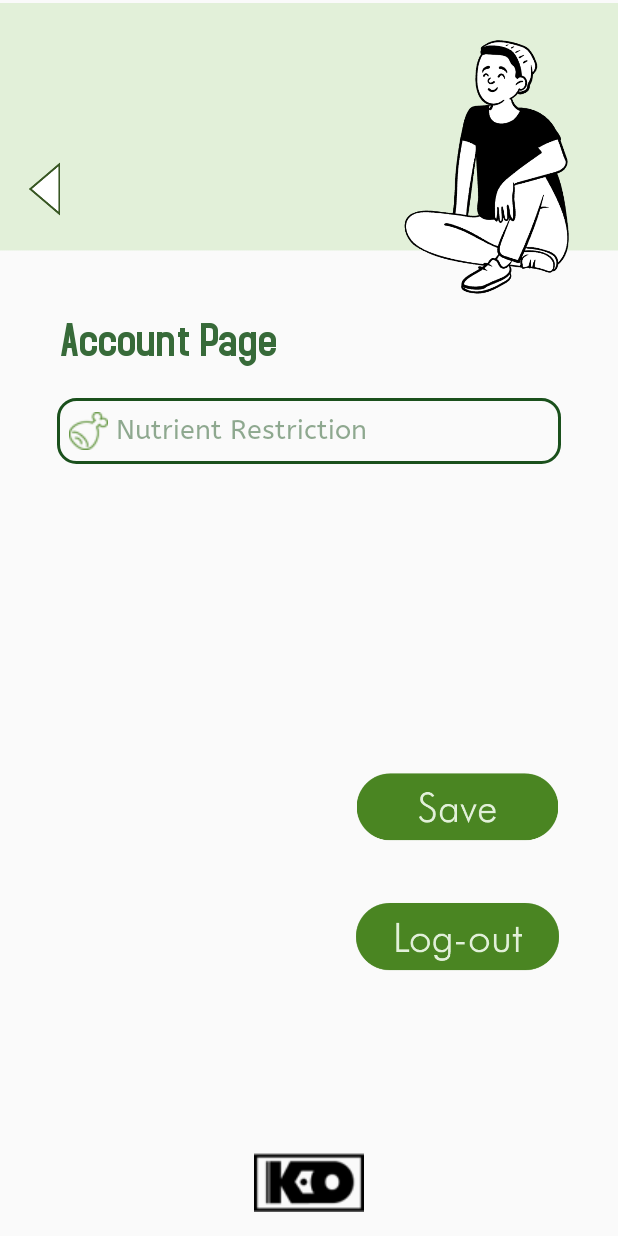
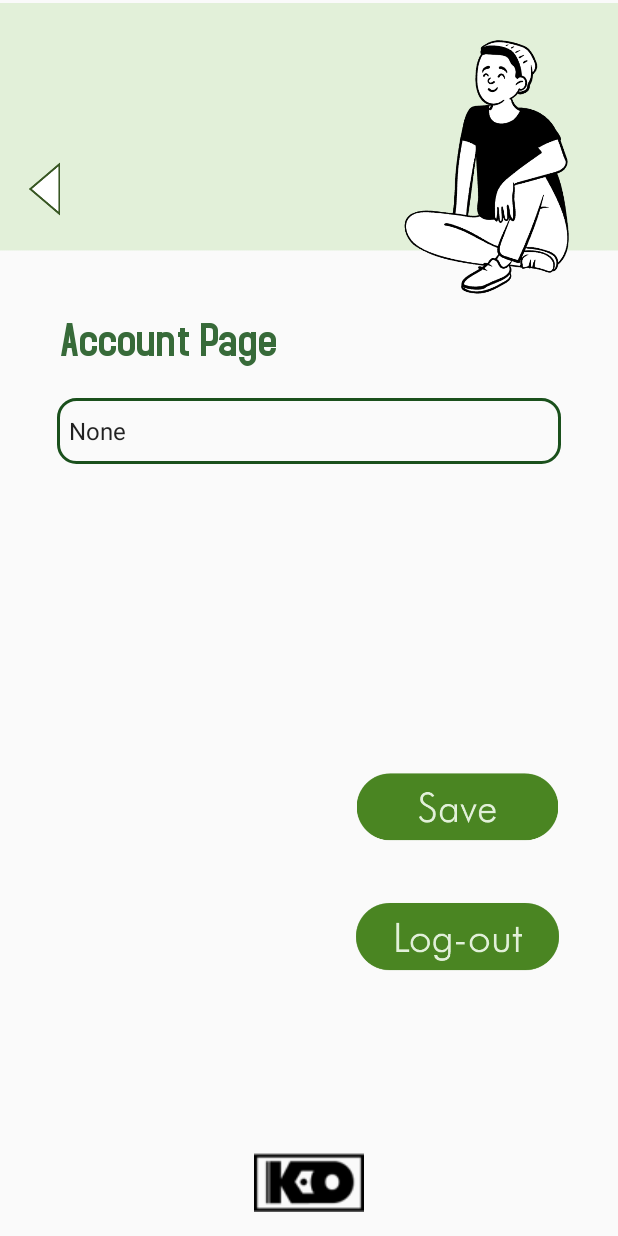
Before and after one commit to Charles2005/FoodVision, an Android app: the AccountPage screen opened directly, with no data from a screen before it, after a tap on an icon or button, on a phone screen of 412 x 824 dp. Run offline under Robolectric (Android 15) with nearby library versions, the phone set to English and light mode, and no system bars; our stand-ins replace Firebase (no records; nobody signed in at launch, a user with empty details on screens opened directly).

Commit message:
finish updating the diet restriction

```diff
--- a/app/src/main/java/com/example/food_vision/activities/AccountPage.kt
+++ b/app/src/main/java/com/example/food_vision/activities/AccountPage.kt
@@ -4,10 +4,8 @@ import android.annotation.SuppressLint
 import android.content.Intent
 import androidx.appcompat.app.AppCompatActivity
 import android.os.Bundle
-import android.widget.EditText
-import android.widget.ImageButton
-import android.widget.ImageView
-import android.widget.Toast
+import android.view.View
+import android.widget.*
 import com.example.food_vision.R
 import com.example.food_vision.database.DatabaseHandler
 import com.example.food_vision.database.UserModelClass
@@ -15,27 +13,48 @@ import com.google.firebase.auth.FirebaseAuth
 import com.google.firebase.auth.ktx.auth
 import com.google.firebase.ktx.Firebase
 
-class AccountPage : AppCompatActivity() {
+class AccountPage : AppCompatActivity(), AdapterView.OnItemSelectedListener {
 
     private lateinit var auth:FirebaseAuth
+    // String for Spinner
+    var restriction2: String = ""
 
     @SuppressLint("WrongViewCast")
     override fun onCreate(savedInstanceState: Bundle?) {
         super.onCreate(savedInstanceState)
         setContentView(R.layout.accountpage)
 
+        // Firebase
         auth = Firebase.auth
+        val currentUser = auth.currentUser
+        // Database
         var db = DatabaseHandler(this)
-        val currentUser = auth.currentUser
-
-        val restriction = db.getUser(currentUser?.email.toString())
+        // Components
+        val restriction = db.getUserRestriction(currentUser?.email.toString())
         val user = UserModelClass()
-        val nutrientRestriction = findViewById<EditText>(R.id.nutrientRestriction)
+        val nutrientRestriction = findViewById<Spinner>(R.id.nutrientRestriction)
         val accountBack = findViewById<ImageView>(R.id.accountBack)
         val logoutBtn = findViewById<ImageButton>(R.id.logoutButton)
         val saveBtn = findViewById<ImageButton>(R.id.saveButton)
 
-        nutrientRestriction.setText(restriction)
+        Toast.makeText(this, restriction, Toast.LENGTH_SHORT).show()
+        // Adapter for spinner
+        ArrayAdapter.createFromResource(
+            this,
+            R.array.nutrients,
+            android.R.layout.simple_spinner_item
+        ).also {adapter ->
+            adapter.setDropDownViewResource(android.R.layout.simple_spinner_dropdown_item)
+            nutrientRestriction.adapter = adapter
+            nutrientRestriction.onItemSelectedListener = this
+        }
+        val spinnerCount = nutrientRestriction.adapter.count - 1
+        for (i in 0..spinnerCount){
+            if(nutrientRestriction.getItemAtPosition(i).toString().equals(restriction)){
+                nutrientRestriction.setSelection(i)
+            }
+        }
+
 
         accountBack.setOnClickListener{
             val intent = Intent(this, Dashboard::class.java)
@@ -52,14 +71,19 @@ class AccountPage : AppCompatActivity() {
         }
 
         saveBtn.setOnClickListener {
-            nutrientRestriction.setText(nutrientRestriction.text.toString())
-            user.restriction = nutrientRestriction.text.toString()
-            user.id  = 1
-            db.updateUser(user)
-            Toast.makeText(this, "Restriction has been saved", Toast.LENGTH_SHORT).show()
-
+            user.restriction = restriction2
+            db.updateRestriction(user.restriction, restriction)
+            Toast.makeText(this, "Successfully saved diet restriction.", Toast.LENGTH_SHORT).show()
         }
 
 
     }
+
+    override fun onItemSelected(parent: AdapterView<*>?, view: View?, position: Int, id: Long) {
+        restriction2 = parent?.getItemAtPosition(position).toString()
+    }
+
+    override fun onNothingSelected(parent: AdapterView<*>?) {
+        TODO("Not yet implemented")
+    }
 }
--- a/app/src/main/java/com/example/food_vision/database/DatabaseHandler.kt
+++ b/app/src/main/java/com/example/food_vision/database/DatabaseHandler.kt
@@ -236,7 +236,7 @@ class DatabaseHandler(context:Context):
     }
     // Method for getting specific data
     @SuppressLint("Range")
-    fun getUser(email:String) : String{
+    fun getUserRestriction(email:String) : String{
         val users = UserModelClass()
         val db = writableDatabase
         val selectQuery  = "SELECT * FROM $USER_TABLE WHERE $KEY_EMAIL = " +'"' +"$email" +'"'
@@ -287,6 +287,19 @@ class DatabaseHandler(context:Context):
 
 
     // Method for updating user and food
+    fun updateRestriction(newRestriction: String, currentRestriction: String): Boolean {
+        val db = this.writableDatabase
+        val contentValues = ContentValues()
+        contentValues.put(KEY_RESTRICTION, newRestriction)
+
+        // Updating records
+        val updateUserData = db.update(USER_TABLE, contentValues, KEY_RESTRICTION + "=?",
+            arrayOf(currentRestriction))
+
+        //Closing database connection
+        db.close()
+        return Integer.parseInt("$updateUserData") != -1
+    }
     fun updateUser(user:UserModelClass): Boolean {
         val db = this.writableDatabase
         val contentValues = ContentValues()
@@ -296,6 +309,7 @@ class DatabaseHandler(context:Context):
 
         // Updating records
         val updateUserData = db.update(USER_TABLE, contentValues, KEY_USER_ID + "=?", arrayOf(user.id.toString())).toLong()
+
 
         //Closing database connection
         db.close()
--- a/app/src/main/res/layout/accountpage.xml
+++ b/app/src/main/res/layout/accountpage.xml
@@ -5,21 +5,15 @@
     android:layout_width="match_parent"
     android:layout_height="match_parent">
 
-    <EditText
+    <Spinner
         android:id="@+id/nutrientRestriction"
         android:layout_width="336dp"
         android:layout_height="44dp"
         android:layout_marginTop="20dp"
         android:background="@drawable/edit_text_border"
-        android:drawableLeft="@drawable/nutrient"
-        android:drawablePadding="5dp"
         android:ems="10"
         android:fontFamily="@font/font2"
-        android:hint="Nutrient Restriction"
-        android:inputType="textPersonName"
-        android:paddingLeft="8dp"
         android:textColor="@color/fontcolor1"
-        android:textColorHint="#7E205522"
         app:layout_constraintEnd_toEndOf="parent"
         app:layout_constraintStart_toStartOf="parent"
         app:layout_constraintTop_toBottomOf="@+id/textView3" />
--- a/app/src/main/res/layout/registerpage.xml
+++ b/app/src/main/res/layout/registerpage.xml
@@ -80,7 +80,7 @@
         android:layout_marginTop="20dp"
         app:layout_constraintBottom_toTopOf="@+id/adminLogin"
         app:layout_constraintEnd_toEndOf="parent"
-        app:layout_constraintHorizontal_bias="0.481"
+        app:layout_constraintHorizontal_bias="0.493"
         app:layout_constraintStart_toStartOf="parent"
         app:layout_constraintTop_toBottomOf="@+id/textView4"
         app:layout_constraintVertical_bias="0.041" />
@@ -114,11 +114,14 @@
         android:id="@+id/adminLogin"
         android:layout_width="206dp"
         android:layout_height="57dp"
-        android:layout_marginBottom="28dp"
+        android:layout_marginBottom="24dp"
         android:background="@null"
         android:scaleType="fitCenter"
         app:layout_constraintBottom_toTopOf="@+id/imageView6"
         app:layout_constraintEnd_toEndOf="parent"
+        app:layout_constraintHorizontal_bias="1.0"
+        app:layout_constraintStart_toStartOf="parent"
+        app:layout_constraintTop_toBottomOf="@id/spinner2"
         app:srcCompat="@drawable/registerbutton" />
 
     <ImageView
--- a/app/src/main/res/values/strings.xml
+++ b/app/src/main/res/values/strings.xml
@@ -1,21 +1,22 @@
 <resources>
     <string name="app_name">Food Vision</string>
     <string-array name="nutrients">
-        <item> Vitamin A </item>
+      <item>None</item>
+        <item>Vitamin A</item>
        <item>Vitamin D</item>
         <item>Vitamin E</item>
-        <item>Vitamin K </item>
-        <item>Vitamin B1 </item>
-        <item>Vitamin B12 </item>
-        <item>Vitamin B6 </item>
-        <item>Vitamin B2 </item>
-        <item>Vitamin B5 </item>
-        <item>Vitamin B3 </item>
-        <item>Vitamin B9 </item>
-        <item>Vitamin B7 </item>
-        <item>Vitamin B6 </item>
-        <item>Vitamin C </item>
-        <item>Vitamin D </item>
+        <item>Vitamin K</item>
+        <item>Vitamin B1</item>
+        <item>Vitamin B12</item>
+        <item>Vitamin B6</item>
+        <item>Vitamin B2</item>
+        <item>Vitamin B5</item>
+        <item>Vitamin B3</item>
+        <item>Vitamin B9</item>
+        <item>Vitamin B7</item>
+        <item>Vitamin B6</item>
+        <item>Vitamin C</item>
+        <item>Vitamin D</item>
         <item>Cholesterol</item>
         <item>Magnesium</item>
         <item>Calcium</item>
```
